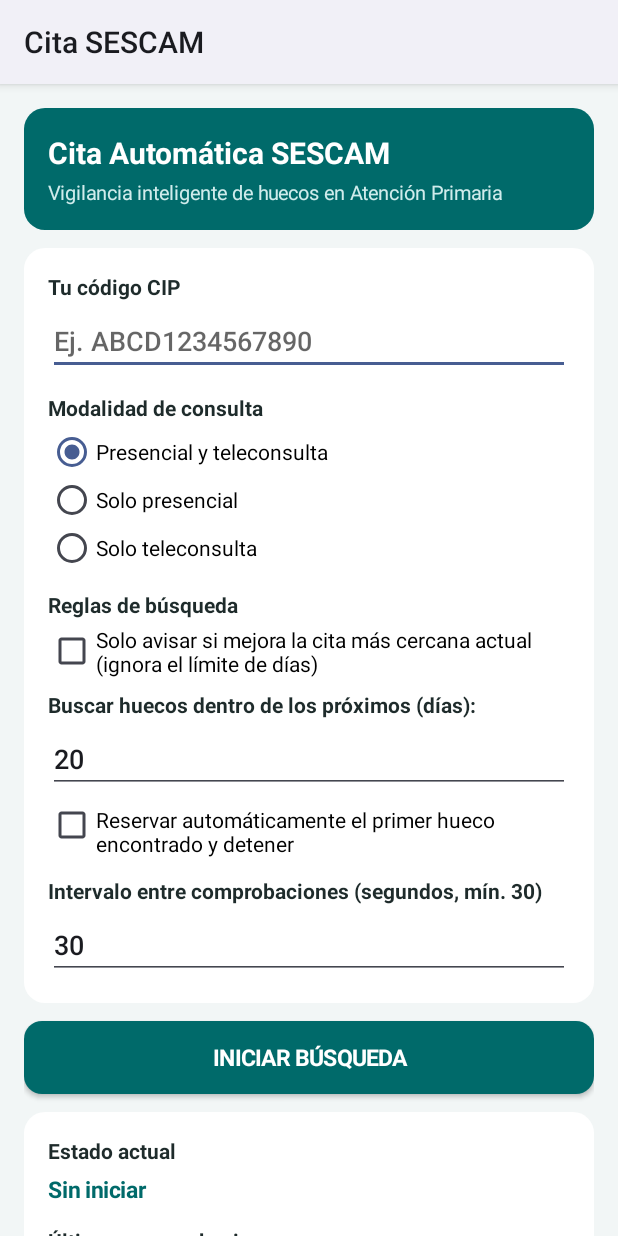
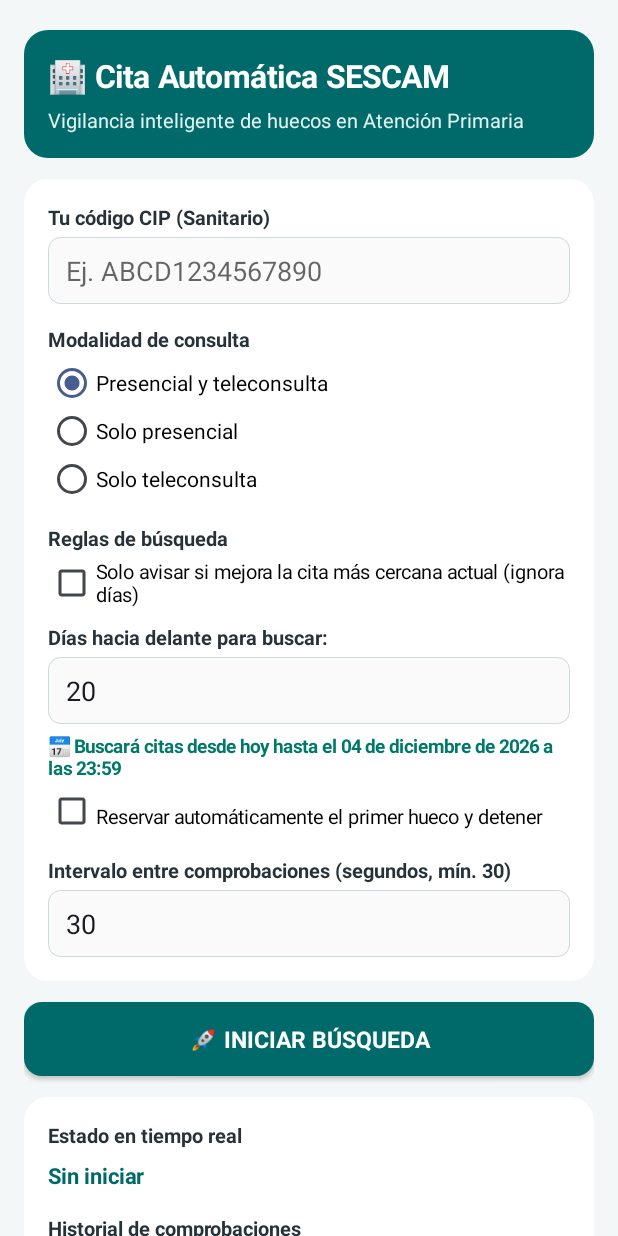
Before and after one commit to rapdios/cita-app, an Android app: the screen it shows after launch (MainActivity), on a phone screen of 412 x 824 dp. Run offline under Robolectric (Android 15) with nearby library versions, the phone set to English and light mode, and no system bars.

Commit message:
Add files via upload

```diff
--- a/app/src/main/AndroidManifest.xml
+++ b/app/src/main/AndroidManifest.xml
@@ -13,7 +13,7 @@
         android:roundIcon="@mipmap/ic_launcher_round"
         android:usesCleartextTraffic="true"
         android:label="Cita SESCAM"
-        android:theme="@android:style/Theme.DeviceDefault.Light">
+        android:theme="@android:style/Theme.DeviceDefault.Light.NoActionBar">
 
         <activity
             android:name=".MainActivity"
--- a/app/src/main/java/com/cita/sescam/MainActivity.kt
+++ b/app/src/main/java/com/cita/sescam/MainActivity.kt
@@ -11,7 +11,9 @@ import android.graphics.drawable.GradientDrawable
 import android.os.Build
 import android.os.Bundle
 import android.provider.Settings
+import android.text.Editable
 import android.text.InputType
+import android.text.TextWatcher
 import android.view.View
 import android.widget.Button
 import android.widget.CheckBox
@@ -22,6 +24,9 @@ import android.widget.RadioGroup
 import android.widget.ScrollView
 import android.widget.TextView
 import android.widget.Toast
+import java.time.LocalDate
+import java.time.format.DateTimeFormatter
+import java.util.Locale
 
 class MainActivity : Activity() {
 
@@ -29,6 +34,7 @@ class MainActivity : Activity() {
     private lateinit var etCip: EditText
     private lateinit var tvDiasTitulo: TextView
     private lateinit var etDias: EditText
+    private lateinit var tvRangoPreview: TextView
     private lateinit var etIntervalo: EditText
     private lateinit var rg: RadioGroup
     private lateinit var cbMejorar: CheckBox
@@ -54,71 +60,83 @@ class MainActivity : Activity() {
                 LinearLayout.LayoutParams.MATCH_PARENT,
                 LinearLayout.LayoutParams.WRAP_CONTENT
             )
-            lp.setMargins(0, 0, 0, (12 * d).toInt())
+            lp.setMargins(0, 0, 0, (14 * d).toInt())
             layoutParams = lp
         }
     }
 
     override fun onCreate(savedInstanceState: Bundle?) {
         super.onCreate(savedInstanceState)
+
+        // Fijar color de barra de estado y barra de navegación para evitar tonos beige
+        window.statusBarColor = Color.parseColor("#004D4D")
+
         prefs = getSharedPreferences("cfg", MODE_PRIVATE)
         val d = resources.displayMetrics.density
         val pad = (16 * d).toInt()
         val colorPrimario = Color.parseColor("#006A6A")
-        val colorFondo = Color.parseColor("#F2F6F6")
+        val colorFondo = Color.parseColor("#F4F7F7")
 
         val root = ScrollView(this).apply {
             setBackgroundColor(colorFondo)
+            isFillViewport = true
         }
         val col = LinearLayout(this).apply {
             orientation = LinearLayout.VERTICAL
-            setPadding(pad, pad, pad, pad)
+            setPadding(pad, (20 * d).toInt(), pad, (24 * d).toInt())
+            setBackgroundColor(colorFondo)
         }
         root.addView(col)
         setContentView(root)
 
-        // Cabecera
-        val header = tarjeta(colorPrimario, 14f, pad)
+        // Cabecera Moderna
+        val header = tarjeta(colorPrimario, 16f, pad)
         header.addView(TextView(this).apply {
-            text = "Cita Automática SESCAM"
-            textSize = 20f
+            text = "🏥 Cita Automática SESCAM"
+            textSize = 21f
             setTypeface(null, Typeface.BOLD)
             setTextColor(Color.WHITE)
         })
         header.addView(TextView(this).apply {
             text = "Vigilancia inteligente de huecos en Atención Primaria"
-            textSize = 13f
-            setTextColor(Color.parseColor("#D0ECEC"))
-            setPadding(0, (4 * d).toInt(), 0, 0)
+            textSize = 13.5f
+            setTextColor(Color.parseColor("#E0F2F1"))
+            setPadding(0, (6 * d).toInt(), 0, 0)
         })
         col.addView(header)
 
-        fun titulo(contenedor: LinearLayout, t: String, topMarginDp: Int = 8): TextView {
+        fun titulo(contenedor: LinearLayout, t: String, topMarginDp: Int = 10): TextView {
             val tv = TextView(this).apply {
                 text = t
-                textSize = 14f
+                textSize = 13.5f
                 setTypeface(null, Typeface.BOLD)
-                setTextColor(Color.parseColor("#1E2B2B"))
+                setTextColor(Color.parseColor("#263238"))
                 setPadding(0, (topMarginDp * d).toInt(), 0, (4 * d).toInt())
             }
             contenedor.addView(tv)
             return tv
         }
 
-        // Tarjeta de datos y filtros
-        val cardCfg = tarjeta(Color.WHITE, 14f, pad)
+        // Tarjeta de Configuración
+        val cardCfg = tarjeta(Color.WHITE, 16f, pad)
         col.addView(cardCfg)
 
-        titulo(cardCfg, "Tu código CIP", 0)
+        titulo(cardCfg, "Tu código CIP (Sanitario)", 0)
         etCip = EditText(this).apply {
             setText(prefs.getString("cip", ""))
             hint = "Ej. ABCD1234567890"
             inputType = InputType.TYPE_CLASS_TEXT or InputType.TYPE_TEXT_FLAG_CAP_CHARACTERS
             setSingleLine()
+            setPadding((12*d).toInt(), (10*d).toInt(), (12*d).toInt(), (10*d).toInt())
+            background = GradientDrawable().apply {
+                setColor(Color.parseColor("#FAFAFA"))
+                setStroke(1, Color.parseColor("#CFD8DC"))
+                cornerRadius = 8 * d
+            }
         }
         cardCfg.addView(etCip)
 
-        titulo(cardCfg, "Modalidad de consulta", 12)
+        titulo(cardCfg, "Modalidad de consulta", 14)
         rg = RadioGroup(this)
         val modos = listOf(
             "ambos" to "Presencial y teleconsulta",
@@ -136,49 +154,87 @@ class MainActivity : Activity() {
         }
         cardCfg.addView(rg)
 
-        titulo(cardCfg, "Reglas de búsqueda", 12)
+        titulo(cardCfg, "Reglas de búsqueda", 14)
         cbMejorar = CheckBox(this).apply {
-            text = "Solo avisar si mejora la cita más cercana actual (ignora el límite de días)"
+            text = "Solo avisar si mejora la cita más cercana actual (ignora días)"
             isChecked = prefs.getBoolean("mejorar", false)
+            textSize = 13f
         }
         cardCfg.addView(cbMejorar)
 
-        tvDiasTitulo = titulo(cardCfg, "Buscar huecos dentro de los próximos (días):", 8)
+        tvDiasTitulo = titulo(cardCfg, "Días hacia delante para buscar:", 10)
         etDias = EditText(this).apply {
             setText(prefs.getInt("dias", 20).toString())
             inputType = InputType.TYPE_CLASS_NUMBER
             setSingleLine()
+            setPadding((12*d).toInt(), (10*d).toInt(), (12*d).toInt(), (10*d).toInt())
+            background = GradientDrawable().apply {
+                setColor(Color.parseColor("#FAFAFA"))
+                setStroke(1, Color.parseColor("#CFD8DC"))
+                cornerRadius = 8 * d
+            }
         }
         cardCfg.addView(etDias)
+
+        // Vista previa clara de hasta qué fecha y hora buscará
+        tvRangoPreview = TextView(this).apply {
+            textSize = 12.5f
+            setTextColor(Color.parseColor("#00796B"))
+            setTypeface(null, Typeface.BOLD)
+            setPadding(0, (6 * d).toInt(), 0, (4 * d).toInt())
+        }
+        cardCfg.addView(tvRangoPreview)
+
+        fun actualizarPreviewRango() {
+            val diasVal = etDias.text.toString().toIntOrNull() ?: 20
+            val fechaLimite = LocalDate.now().plusDays(diasVal.toLong())
+            val formato = DateTimeFormatter.ofPattern("dd 'de' MMMM 'de' yyyy", Locale("es", "ES"))
+            tvRangoPreview.text = "📅 Buscará citas desde hoy hasta el ${fechaLimite.format(formato)} a las 23:59"
+        }
+        actualizarPreviewRango()
+
+        etDias.addTextChangedListener(object : TextWatcher {
+            override fun beforeTextChanged(s: CharSequence?, start: Int, count: Int, after: Int) {}
+            override fun onTextChanged(s: CharSequence?, start: Int, before: Int, count: Int) { actualizarPreviewRango() }
+            override fun afterTextChanged(s: Editable?) {}
+        })
 
         fun actualizarEstadoDias() {
             val bloqueado = cbMejorar.isChecked
             etDias.isEnabled = !bloqueado
             etDias.alpha = if (bloqueado) 0.4f else 1.0f
             tvDiasTitulo.alpha = if (bloqueado) 0.4f else 1.0f
+            tvRangoPreview.visibility = if (bloqueado) View.GONE else View.VISIBLE
         }
         actualizarEstadoDias()
         cbMejorar.setOnCheckedChangeListener { _, _ -> actualizarEstadoDias() }
 
         cbReservar = CheckBox(this).apply {
-            text = "Reservar automáticamente el primer hueco encontrado y detener"
+            text = "Reservar automáticamente el primer hueco y detener"
             isChecked = prefs.getBoolean("reservar", false)
+            textSize = 13f
             setPadding(0, (8 * d).toInt(), 0, 0)
         }
         cardCfg.addView(cbReservar)
 
-        titulo(cardCfg, "Intervalo entre comprobaciones (segundos, mín. 30)", 12)
+        titulo(cardCfg, "Intervalo entre comprobaciones (segundos, mín. 30)", 14)
         etIntervalo = EditText(this).apply {
             setText(prefs.getInt("intervalo", 30).toString())
             inputType = InputType.TYPE_CLASS_NUMBER
             setSingleLine()
+            setPadding((12*d).toInt(), (10*d).toInt(), (12*d).toInt(), (10*d).toInt())
+            background = GradientDrawable().apply {
+                setColor(Color.parseColor("#FAFAFA"))
+                setStroke(1, Color.parseColor("#CFD8DC"))
+                cornerRadius = 8 * d
+            }
         }
         cardCfg.addView(etIntervalo)
 
         // Botón principal
         boton = Button(this).apply {
             setTextColor(Color.WHITE)
-            textSize = 15f
+            textSize = 15.5f
             setTypeface(null, Typeface.BOLD)
             setPadding(pad, (14 * d).toInt(), pad, (14 * d).toInt())
         }
@@ -186,7 +242,7 @@ class MainActivity : Activity() {
             LinearLayout.LayoutParams.MATCH_PARENT,
             LinearLayout.LayoutParams.WRAP_CONTENT
         )
-        lpBtn.setMargins(0, 0, 0, (12 * d).toInt())
+        lpBtn.setMargins(0, 0, 0, (14 * d).toInt())
         boton.layoutParams = lpBtn
         boton.setOnClickListener {
             if (prefs.getBoolean("activo", false)) parar() else iniciar()
@@ -194,29 +250,34 @@ class MainActivity : Activity() {
         col.addView(boton)
 
         // Tarjeta de Estado e Historial
-        val cardEstado = tarjeta(Color.WHITE, 14f, pad)
+        val cardEstado = tarjeta(Color.WHITE, 16f, pad)
         col.addView(cardEstado)
 
-        titulo(cardEstado, "Estado actual", 0)
+        titulo(cardEstado, "Estado en tiempo real", 0)
         tvEstado = TextView(this).apply {
-            textSize = 15f
+            textSize = 14.5f
             setTextColor(colorPrimario)
             setTypeface(null, Typeface.BOLD)
-            setPadding(0, (2 * d).toInt(), 0, (10 * d).toInt())
+            setPadding(0, (4 * d).toInt(), 0, (12 * d).toInt())
         }
         cardEstado.addView(tvEstado)
 
-        titulo(cardEstado, "Últimas comprobaciones", 4)
+        titulo(cardEstado, "Historial de comprobaciones", 4)
         tvHistorial = TextView(this).apply {
-            textSize = 12.5f
-            setTextColor(Color.parseColor("#4A5A5A"))
-            setPadding(0, (2 * d).toInt(), 0, (8 * d).toInt())
+            textSize = 12f
+            setTextColor(Color.parseColor("#546E7A"))
+            setPadding(0, (2 * d).toInt(), 0, (10 * d).toInt())
         }
         cardEstado.addView(tvHistorial)
 
         val btnLimpiar = Button(this).apply {
             text = "Limpiar historial"
             textSize = 12f
+            setTextColor(Color.parseColor("#006A6A"))
+            background = GradientDrawable().apply {
+                setColor(Color.parseColor("#E0F2F1"))
+                cornerRadius = 8 * d
+            }
             setOnClickListener {
                 prefs.edit().putString("historial", "").apply()
                 refrescar()
@@ -224,13 +285,26 @@ class MainActivity : Activity() {
         }
         cardEstado.addView(btnLimpiar)
 
-        // Botón batería
-        col.addView(Button(this).apply {
-            text = "Configurar ahorro de batería (recomendado)"
+        // Botón de batería estilizado
+        val btnBateria = Button(this).apply {
+            text = "⚡ Quitar restricciones de batería (Recomendado)"
+            textSize = 13f
+            setTextColor(Color.parseColor("#37474F"))
+            background = GradientDrawable().apply {
+                setColor(Color.parseColor("#ECEFF1"))
+                cornerRadius = 10 * d
+            }
+            setPadding(pad, (12 * d).toInt(), pad, (12 * d).toInt())
             setOnClickListener {
                 startActivity(Intent(Settings.ACTION_IGNORE_BATTERY_OPTIMIZATION_SETTINGS))
             }
-        })
+        }
+        val lpBat = LinearLayout.LayoutParams(
+            LinearLayout.LayoutParams.MATCH_PARENT,
+            LinearLayout.LayoutParams.WRAP_CONTENT
+        )
+        btnBateria.layoutParams = lpBat
+        col.addView(btnBateria)
     }
 
     override fun onResume() {
@@ -252,7 +326,7 @@ class MainActivity : Activity() {
     private fun iniciar() {
         val cip = etCip.text.toString().trim().uppercase()
         if (cip.length < 8) {
-            Toast.makeText(this, "Escribe tu CIP correctamente", Toast.LENGTH_LONG).show()
+            Toast.makeText(this, "Escribe tu código CIP correctamente", Toast.LENGTH_LONG).show()
             return
         }
         prefs.edit()
@@ -283,13 +357,13 @@ class MainActivity : Activity() {
     private fun refrescar() {
         val d = resources.displayMetrics.density
         val activo = prefs.getBoolean("activo", false)
-        boton.text = if (activo) "PARAR BÚSQUEDA" else "INICIAR BÚSQUEDA"
+        boton.text = if (activo) "🛑 PARAR BÚSQUEDA" else "🚀 INICIAR BÚSQUEDA"
         boton.background = GradientDrawable().apply {
-            setColor(if (activo) Color.parseColor("#C62828") else Color.parseColor("#006A6A"))
+            setColor(if (activo) Color.parseColor("#D32F2F") else Color.parseColor("#006A6A"))
             cornerRadius = 12f * d
         }
         tvEstado.text = prefs.getString("estado", "Sin iniciar")
         val hist = prefs.getString("historial", "") ?: ""
-        tvHistorial.text = if (hist.isBlank()) "Aún no hay registros." else hist
+        tvHistorial.text = if (hist.isBlank()) "Aún no hay registros en esta sesión." else hist
     }
 }
--- a/app/src/main/java/com/cita/sescam/WatchService.kt
+++ b/app/src/main/java/com/cita/sescam/WatchService.kt
@@ -48,7 +48,7 @@ class WatchService : Service() {
     private fun arrancar() {
         val p = getSharedPreferences("cfg", MODE_PRIVATE)
         val cip = p.getString("cip", "") ?: ""
-        val dias = p.getInt("dias", 4)
+        val dias = p.getInt("dias", 20)
         val intervalo = maxOf(p.getInt("intervalo", 30), 30)
         val modo = p.getString("modo", "ambos") ?: "ambos"
         val mejorar = p.getBoolean("mejorar", false)
--- a/app/src/main/res/drawable/ic_launcher_foreground.xml
+++ b/app/src/main/res/drawable/ic_launcher_foreground.xml
@@ -4,19 +4,15 @@
     android:height="108dp"
     android:viewportWidth="108"
     android:viewportHeight="108">
-    <!-- Calendario blanco redondeado -->
     <path
         android:fillColor="#FFFFFF"
         android:pathData="M32,34 h44 a6,6 0 0 1 6,6 v34 a6,6 0 0 1 -6,6 h-44 a6,6 0 0 1 -6,-6 v-34 a6,6 0 0 1 6,-6 z" />
-    <!-- Cabecera coral del calendario -->
     <path
         android:fillColor="#FF6B57"
         android:pathData="M32,34 h44 a6,6 0 0 1 6,6 v8 h-56 v-8 a6,6 0 0 1 6,-6 z" />
-    <!-- Anillas -->
     <path
         android:fillColor="#E0E0E0"
         android:pathData="M40,29 h4 v9 h-4 z M64,29 h4 v9 h-4 z" />
-    <!-- Cruz medica verde -->
     <path
         android:fillColor="#006A6A"
         android:pathData="M51,54 h6 v18 h-6 z M45,60 h18 v6 h-18 z" />
```
